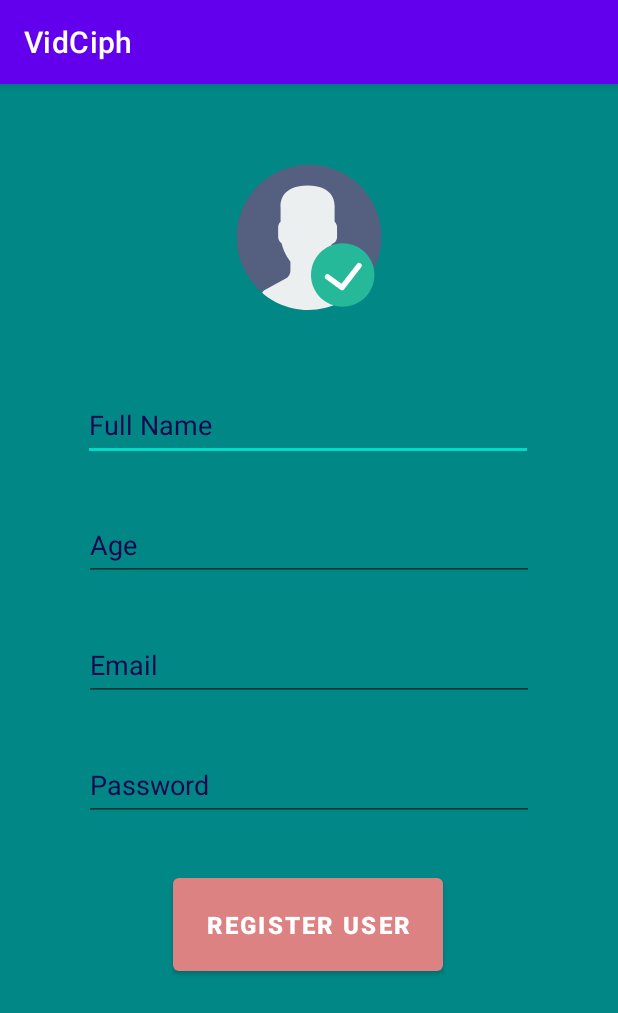
After one commit to skmodi649/VidCiph, an Android app: the RegisterUser screen opened directly, with no data from a screen before it, on a phone screen of 412 x 824 dp. The commit adds this screen. Shown: the top 1013 px of the screen. Run offline under Robolectric (Android 15) with nearby library versions, the phone set to English and light mode, and no system bars.

Commit message:
further development commit

```diff
--- a/app/src/main/AndroidManifest.xml
+++ b/app/src/main/AndroidManifest.xml
@@ -2,6 +2,7 @@
 <manifest xmlns:android="http://schemas.android.com/apk/res/android"
     xmlns:tools="http://schemas.android.com/tools"
     package="com.example.vidciph">
+
     <uses-permission android:name="android.permission.INTERNET" />
 
     <application
@@ -11,6 +12,12 @@
         android:roundIcon="@mipmap/ic_launcher_round"
         android:supportsRtl="true"
         android:theme="@style/Theme.VidCiph">
+        <activity
+            android:name=".ProfileActivity"
+            android:exported="true" />
+        <activity
+            android:name=".RegisterUser"
+            android:exported="true" />
         <activity
             android:name=".MainActivity"
             android:exported="true" />
--- a/app/src/main/java/com/example/vidciph/MainActivity.java
+++ b/app/src/main/java/com/example/vidciph/MainActivity.java
@@ -2,7 +2,10 @@ package com.example.vidciph;
 
 import androidx.appcompat.app.AppCompatActivity;
 
+import android.content.Intent;
 import android.os.Bundle;
+import android.view.View;
+import android.widget.Button;
 
 public class MainActivity extends AppCompatActivity {
 
@@ -10,5 +13,20 @@ public class MainActivity extends AppCompatActivity {
     protected void onCreate(Bundle savedInstanceState) {
         super.onCreate(savedInstanceState);
         setContentView(R.layout.activity_main);
+
+        Button registration = findViewById(R.id.register);
+        Button login = findViewById(R.id.login);
+        registration.setOnClickListener(new View.OnClickListener() {
+            @Override
+            public void onClick(View v) {
+                startActivity(new Intent(MainActivity.this, RegisterUser.class));
+            }
+        });
+        login.setOnClickListener(new View.OnClickListener() {
+            @Override
+            public void onClick(View v) {
+                startActivity(new Intent(MainActivity.this, ProfileActivity.class));
+            }
+        });
     }
 }
--- /dev/null
+++ b/app/src/main/java/com/example/vidciph/ProfileActivity.java
@@ -0,0 +1,14 @@
+package com.example.vidciph;
+
+import androidx.appcompat.app.AppCompatActivity;
+
+import android.os.Bundle;
+
+public class ProfileActivity extends AppCompatActivity {
+
+    @Override
+    protected void onCreate(Bundle savedInstanceState) {
+        super.onCreate(savedInstanceState);
+        setContentView(R.layout.activity_profile);
+    }
+}
--- /dev/null
+++ b/app/src/main/java/com/example/vidciph/RegisterUser.java
@@ -0,0 +1,14 @@
+package com.example.vidciph;
+
+import androidx.appcompat.app.AppCompatActivity;
+
+import android.os.Bundle;
+
+public class RegisterUser extends AppCompatActivity {
+
+    @Override
+    protected void onCreate(Bundle savedInstanceState) {
+        super.onCreate(savedInstanceState);
+        setContentView(R.layout.activity_register_user);
+    }
+}
--- a/app/src/main/java/com/example/vidciph/Splash.java
+++ b/app/src/main/java/com/example/vidciph/Splash.java
@@ -15,6 +15,6 @@ public class Splash extends AppCompatActivity {
         new Handler().postDelayed(() -> {
             startActivity(new Intent(Splash.this, MainActivity.class));
             finish();
-        }, 3500);
+        }, 3000);
     }
 }
--- /dev/null
+++ b/app/src/main/res/layout/activity_profile.xml
@@ -0,0 +1,9 @@
+<?xml version="1.0" encoding="utf-8"?>
+<androidx.constraintlayout.widget.ConstraintLayout xmlns:android="http://schemas.android.com/apk/res/android"
+    xmlns:app="http://schemas.android.com/apk/res-auto"
+    xmlns:tools="http://schemas.android.com/tools"
+    android:layout_width="match_parent"
+    android:layout_height="match_parent"
+    tools:context=".ProfileActivity">
+
+</androidx.constraintlayout.widget.ConstraintLayout>
--- /dev/null
+++ b/app/src/main/res/layout/activity_register_user.xml
@@ -0,0 +1,131 @@
+<?xml version="1.0" encoding="utf-8"?>
+<androidx.constraintlayout.widget.ConstraintLayout xmlns:android="http://schemas.android.com/apk/res/android"
+    xmlns:app="http://schemas.android.com/apk/res-auto"
+    xmlns:tools="http://schemas.android.com/tools"
+    android:id="@+id/progress"
+    android:layout_width="match_parent"
+    android:layout_height="match_parent"
+    android:background="@color/teal_700"
+    tools:context=".RegisterUser">
+
+    <com.airbnb.lottie.LottieAnimationView
+        android:id="@+id/mainAnimation"
+        android:layout_width="0dp"
+        android:layout_height="0dp"
+        android:layout_gravity="center"
+        android:layout_marginStart="24dp"
+        android:layout_marginEnd="24dp"
+        android:background="@color/teal_700"
+        android:scaleType="centerInside"
+        app:layout_constraintBottom_toTopOf="@+id/user"
+        app:layout_constraintEnd_toEndOf="parent"
+        app:layout_constraintHorizontal_bias="0.0"
+        app:layout_constraintStart_toStartOf="parent"
+        app:layout_constraintTop_toTopOf="parent"
+        app:layout_constraintVertical_bias="0.0"
+        app:lottie_autoPlay="true"
+        app:lottie_loop="true"
+        app:lottie_rawRes="@raw/registra"
+        tools:ignore="MissingClass" />
+    <EditText
+        android:id="@+id/user"
+        android:layout_width="300dp"
+        android:layout_height="wrap_content"
+        android:layout_marginTop="32dp"
+        android:alpha="1"
+        android:hint="@string/full_name"
+        android:inputType="text"
+        android:minHeight="48dp"
+        android:textColor="#000000"
+        android:textColorHint="#16084E"
+        app:layout_constraintBottom_toTopOf="@+id/age"
+        app:layout_constraintEnd_toEndOf="parent"
+        app:layout_constraintHorizontal_bias="0.495"
+        app:layout_constraintStart_toStartOf="parent"
+        app:layout_constraintTop_toTopOf="parent"
+        app:layout_constraintVertical_chainStyle="packed"
+        tools:ignore="SpeakableTextPresentCheck" />
+
+    <EditText
+        android:id="@+id/age"
+        android:layout_width="300dp"
+        android:layout_height="wrap_content"
+        android:layout_marginTop="32dp"
+        android:alpha="1"
+        android:hint="@string/age"
+        android:inputType="number"
+        android:minHeight="48dp"
+        android:textColor="#000000"
+        android:textColorHint="#FF16084E"
+        app:layout_constraintBottom_toTopOf="@+id/email"
+        app:layout_constraintEnd_toEndOf="parent"
+        app:layout_constraintHorizontal_bias="0.5"
+        app:layout_constraintStart_toStartOf="parent"
+        app:layout_constraintTop_toBottomOf="@+id/user" />
+
+
+    <EditText
+        android:id="@+id/email"
+        android:layout_width="300dp"
+        android:layout_height="wrap_content"
+        android:layout_marginTop="32dp"
+        android:alpha="1"
+        android:hint="Email"
+        android:inputType="text"
+        android:minHeight="48dp"
+        android:textColor="#000000"
+        android:textColorHint="#FF16084E"
+        app:layout_constraintBottom_toTopOf="@+id/pass"
+        app:layout_constraintEnd_toEndOf="parent"
+        app:layout_constraintHorizontal_bias="0.5"
+        app:layout_constraintStart_toStartOf="parent"
+        app:layout_constraintTop_toBottomOf="@+id/age" />
+
+    <EditText
+        android:id="@+id/pass"
+        android:layout_width="300dp"
+        android:layout_height="wrap_content"
+        android:layout_marginTop="32dp"
+        android:alpha="1"
+        android:hint="@string/password"
+        android:minHeight="48dp"
+        android:textColor="#000000"
+        android:textColorHint="#FF16084E"
+        app:layout_constraintBottom_toTopOf="@+id/reg"
+        app:layout_constraintEnd_toEndOf="parent"
+        app:layout_constraintHorizontal_bias="0.5"
+        app:layout_constraintStart_toStartOf="parent"
+        app:layout_constraintTop_toBottomOf="@+id/email" />
+
+    <com.google.android.material.button.MaterialButton
+        android:id="@+id/reg"
+        android:layout_width="180dp"
+        android:layout_height="wrap_content"
+        android:layout_marginTop="32dp"
+        android:padding="20dp"
+        android:text="@string/register_user"
+        android:textSize="16sp"
+        android:textStyle="bold"
+        app:backgroundTint="#DC8282"
+        app:layout_constraintBottom_toBottomOf="parent"
+        app:layout_constraintEnd_toEndOf="parent"
+        app:layout_constraintHorizontal_bias="0.497"
+        app:layout_constraintStart_toStartOf="parent"
+        app:layout_constraintTop_toBottomOf="@+id/pass" />
+
+    <ProgressBar
+        android:id="@+id/progressBar"
+        style="?android:attr/progressBarStyleLarge"
+        android:layout_width="76dp"
+        android:layout_height="76dp"
+        android:visibility="invisible"
+        app:layout_constraintBottom_toBottomOf="parent"
+        app:layout_constraintEnd_toEndOf="parent"
+        app:layout_constraintStart_toStartOf="parent"
+        app:layout_constraintTop_toTopOf="parent"
+        tools:ignore="MissingConstraints" />
+
+
+
+
+</androidx.constraintlayout.widget.ConstraintLayout>
```
